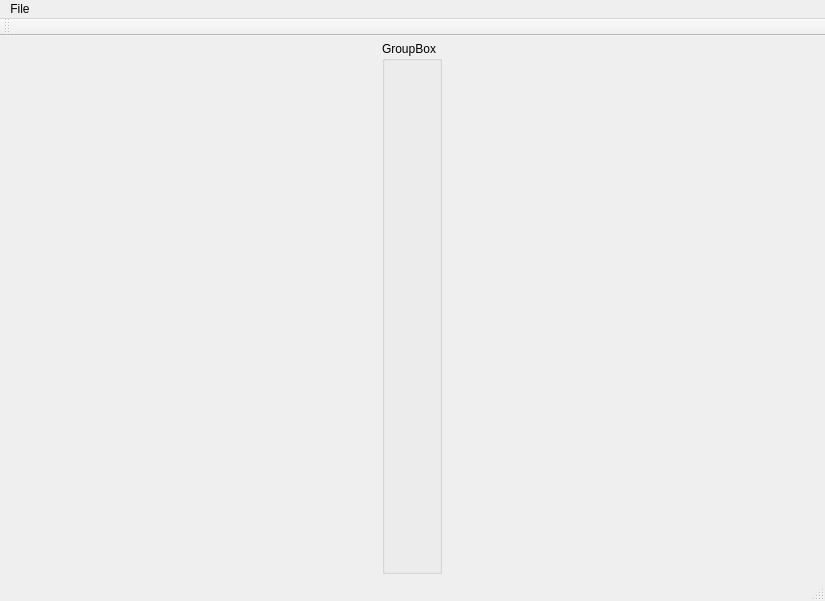
Qt form mainwindow.ui (dexset/vflayer) before a commit.
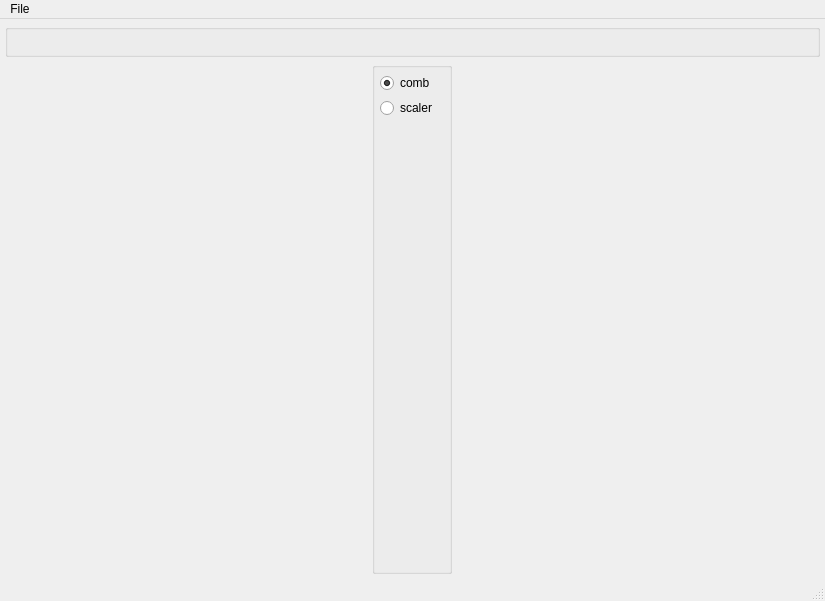
The same form after that commit.

Commit message: settings for tools

The edit to the form file:
```diff
--- a/mainwindow.ui
+++ b/mainwindow.ui
@@ -20,7 +20,7 @@
    <string notr="true">font: 11pt &quot;DejaVu Sans Mono&quot;;</string>
   </property>
   <widget class="QWidget" name="centralWidget">
-   <layout class="QHBoxLayout" name="horizontalLayout">
+   <layout class="QVBoxLayout" name="verticalLayout_2">
     <property name="spacing">
      <number>5</number>
     </property>
@@ -28,18 +28,87 @@
      <number>5</number>
     </property>
     <item>
-     <layout class="QHBoxLayout" name="horizontalLayout_2">
+     <widget class="QGroupBox" name="settingGroup">
+      <property name="layoutDirection">
+       <enum>Qt::LeftToRight</enum>
+      </property>
+      <property name="title">
+       <string/>
+      </property>
+      <layout class="QHBoxLayout" name="horizontalLayout">
+       <property name="margin">
+        <number>2</number>
+       </property>
+       <item>
+        <spacer name="horizontalSpacer">
+         <property name="orientation">
+          <enum>Qt::Horizontal</enum>
+         </property>
+         <property name="sizeHint" stdset="0">
+          <size>
+           <width>40</width>
+           <height>20</height>
+          </size>
+         </property>
+        </spacer>
+       </item>
+      </layout>
+     </widget>
+    </item>
+    <item>
+     <layout class="QHBoxLayout" name="mainLayout">
       <item>
        <widget class="QGroupBox" name="groupBox">
         <property name="maximumSize">
          <size>
-          <width>60</width>
+          <width>80</width>
           <height>16777215</height>
          </size>
         </property>
         <property name="title">
-         <string>GroupBox</string>
+         <string/>
         </property>
+        <property name="flat">
+         <bool>false</bool>
+        </property>
+        <layout class="QVBoxLayout" name="verticalLayout">
+         <property name="spacing">
+          <number>5</number>
+         </property>
+         <property name="margin">
+          <number>5</number>
+         </property>
+         <item>
+          <widget class="QRadioButton" name="radioButton_2">
+           <property name="text">
+            <string>comb</string>
+           </property>
+           <property name="checked">
+            <bool>true</bool>
+           </property>
+          </widget>
+         </item>
+         <item>
+          <widget class="QRadioButton" name="radioButton">
+           <property name="text">
+            <string>scaler</string>
+           </property>
+          </widget>
+         </item>
+         <item>
+          <spacer name="verticalSpacer">
+           <property name="orientation">
+            <enum>Qt::Vertical</enum>
+           </property>
+           <property name="sizeHint" stdset="0">
+            <size>
+             <width>20</width>
+             <height>40</height>
+            </size>
+           </property>
+          </spacer>
+         </item>
+        </layout>
        </widget>
       </item>
      </layout>
@@ -66,20 +135,6 @@
    </widget>
    <addaction name="menuFile"/>
   </widget>
-  <widget class="QToolBar" name="mainToolBar">
-   <property name="baseSize">
-    <size>
-     <width>12</width>
-     <height>12</height>
-    </size>
-   </property>
-   <attribute name="toolBarArea">
-    <enum>TopToolBarArea</enum>
-   </attribute>
-   <attribute name="toolBarBreak">
-    <bool>false</bool>
-   </attribute>
-  </widget>
   <widget class="QStatusBar" name="statusBar"/>
   <action name="actionOpen">
    <property name="text">
```
Left out of the diff: 36 changed lines with no effect on the pictures. The commit also changes 7 other files.
